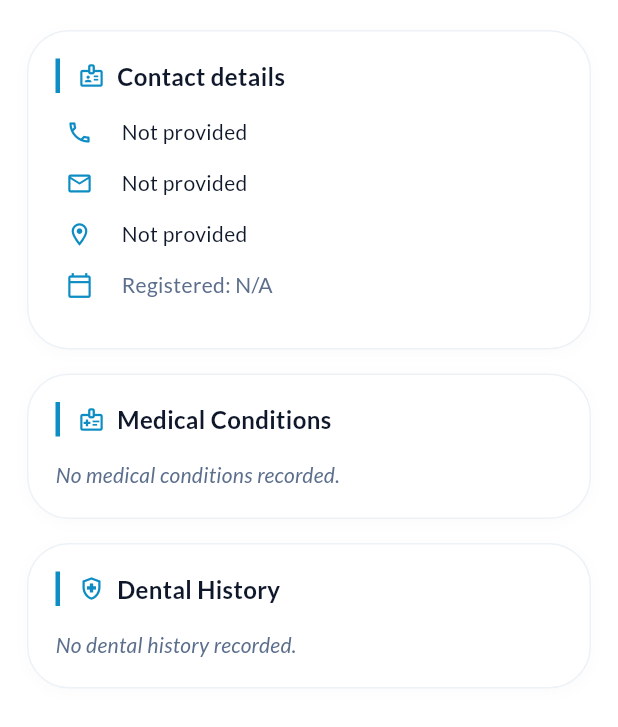
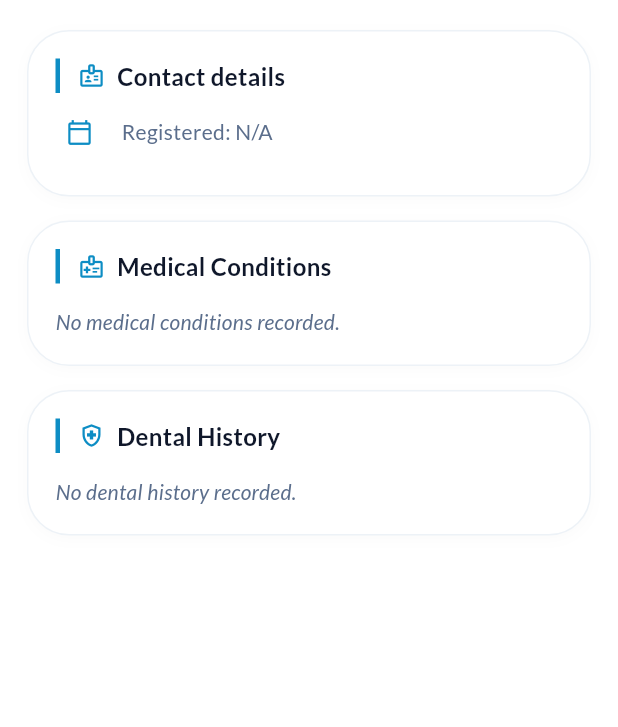
Before and after one commit to madhuri390/clinicapp, a Flutter app: the ProfileTab widget shown alone on an empty page, opened directly with empty values, on a phone screen of 412 x 824 dp. Shown: the top 727 px of the screen. Run offline on Flutter 3.47's test engine with Material 3 defaults, Android fonts, the phone set to English and light mode, and no system bars; our stand-ins replace flutter_dotenv, google_fonts, shared_preferences, supabase_flutter; accounts and stored records are empty.

Commit message:
feat: hide empty contact/profile details and enable navigation between tabs from dashboard

```diff
--- a/lib/widgets/patient_details_profile_tab.dart
+++ b/lib/widgets/patient_details_profile_tab.dart
@@ -21,9 +21,9 @@ class ProfileTab extends StatelessWidget {
     }
 
     final p = patient;
-    final phone = p?.phone ?? 'Not provided';
-    final email = p?.email ?? 'Not provided';
-    final address = p?.address ?? 'Not provided';
+    final phone = p?.phone;
+    final email = p?.email;
+    final address = p?.address;
     final regDate = p?.createdAt != null
         ? ProfileTab.formatDate(p!.createdAt!)
         : 'N/A';
@@ -48,9 +48,12 @@ class ProfileTab extends StatelessWidget {
                 label: 'Contact details',
               ),
               const SizedBox(height: 16),
-              _ContactRow(icon: Icons.phone_outlined, text: phone),
-              _ContactRow(icon: Icons.email_outlined, text: email),
-              _ContactRow(icon: Icons.location_on_outlined, text: address),
+              if (phone != null && phone.isNotEmpty)
+                _ContactRow(icon: Icons.phone_outlined, text: phone),
+              if (email != null && email.isNotEmpty)
+                _ContactRow(icon: Icons.email_outlined, text: email),
+              if (address != null && address.isNotEmpty)
+                _ContactRow(icon: Icons.location_on_outlined, text: address),
               _ContactRow(
                 icon: Icons.calendar_today_outlined,
                 text: 'Registered: $regDate',
```
Also changed, not shown: lib/screens/dashboard_screen.dart (+26 -4 lines), lib/screens/main_shell.dart (+16 -6 lines), lib/widgets/patient_details_header.dart (+10 -6 lines).
